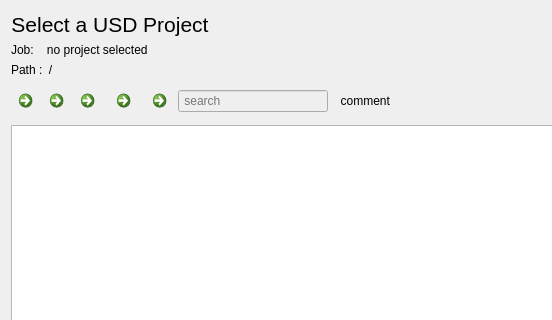
This is projectview.ui in scmacoll/USDbrowserdrafts as Qt 5 draws it before an edit; both pictures show x 0 to 552 and y 0 to 320 of the 794 by 524 pixel window. The edited form follows.
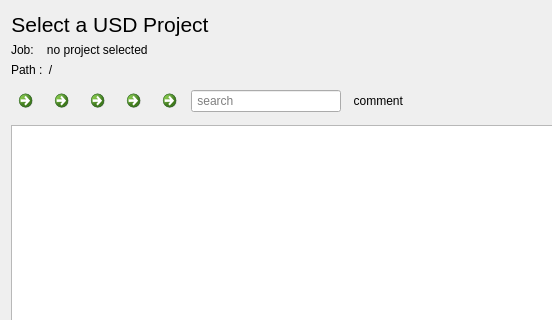
This is the edited form. Icons and pictures are not drawn.

Commit message: buttons enabled/disabled variables created

Diff of the .ui file:
```diff
--- a/projectview.ui
+++ b/projectview.ui
@@ -132,7 +132,7 @@
          </property>
          <property name="minimumSize">
           <size>
-           <width>25</width>
+           <width>30</width>
            <height>0</height>
           </size>
          </property>
@@ -161,7 +161,7 @@
          </property>
          <property name="minimumSize">
           <size>
-           <width>25</width>
+           <width>30</width>
            <height>0</height>
           </size>
          </property>
@@ -248,7 +248,7 @@
          </property>
          <property name="minimumSize">
           <size>
-           <width>27</width>
+           <width>30</width>
            <height>0</height>
           </size>
          </property>
@@ -282,7 +282,7 @@
        <item>
         <widget class="QLineEdit" name="searchbar">
          <property name="enabled">
-          <bool>false</bool>
+          <bool>true</bool>
          </property>
          <property name="minimumSize">
           <size>
```
The commit also changes 2 other files.
